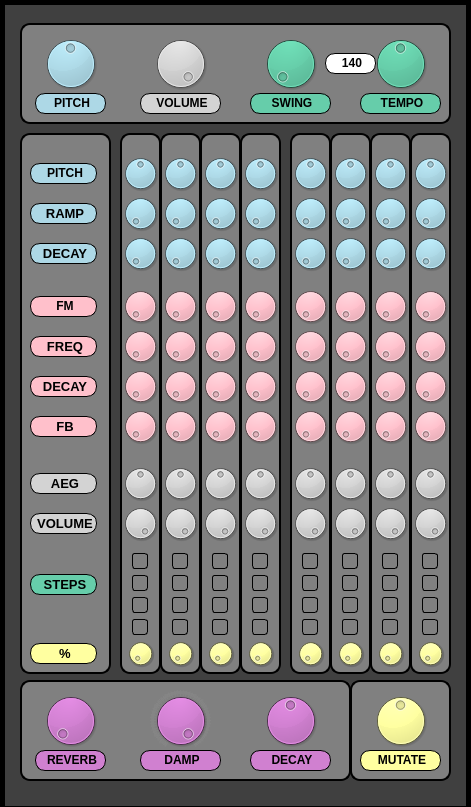
Old version of the form src/mega_fm_8step.ui in the repository theJSZ/FM-synthesis-drum-machine.
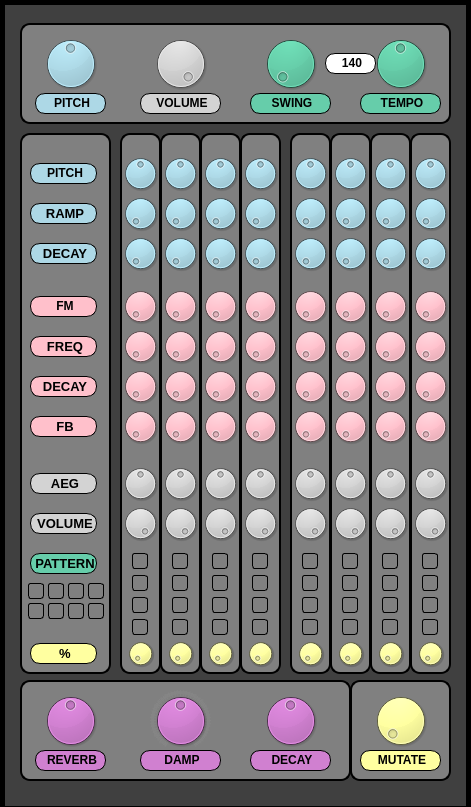
New version of the form.

What changed in the file:
```diff
--- a/src/mega_fm_8step.ui
+++ b/src/mega_fm_8step.ui
@@ -429,7 +429,7 @@
      <property name="geometry">
       <rect>
        <x>10</x>
-       <y>441</y>
+       <y>420</y>
        <width>67</width>
        <height>21</height>
       </rect>
@@ -438,7 +438,7 @@
       <string notr="true">border: 1px solid black; background-color:mediumaquamarine;</string>
      </property>
      <property name="text">
-      <string>&lt;html&gt;&lt;head/&gt;&lt;body&gt;&lt;p align=&quot;center&quot;&gt;&lt;span style=&quot; font-size:10pt; font-weight:600;&quot;&gt;STEPS&lt;/span&gt;&lt;/p&gt;&lt;/body&gt;&lt;/html&gt;</string>
+      <string>&lt;html&gt;&lt;head/&gt;&lt;body&gt;&lt;p align=&quot;center&quot;&gt;&lt;span style=&quot; font-size:10pt; font-weight:600;&quot;&gt;PATTERN&lt;/span&gt;&lt;/p&gt;&lt;/body&gt;&lt;/html&gt;</string>
      </property>
     </widget>
     <widget class="QLabel" name="label_random">
@@ -457,6 +457,134 @@
       <string>&lt;html&gt;&lt;head/&gt;&lt;body&gt;&lt;p align=&quot;center&quot;&gt;&lt;span style=&quot; font-size:10pt; font-weight:600;&quot;&gt;%&lt;/span&gt;&lt;/p&gt;&lt;/body&gt;&lt;/html&gt;</string>
      </property>
     </widget>
+    <widget class="QPushButton" name="btn_pattern_1">
+     <property name="geometry">
+      <rect>
+       <x>8</x>
+       <y>450</y>
+       <width>16</width>
+       <height>16</height>
+      </rect>
+     </property>
+     <property name="styleSheet">
+      <string notr="true">border-radius:3; border: 1px solid black;</string>
+     </property>
+     <property name="text">
+      <string/>
+     </property>
+    </widget>
+    <widget class="QPushButton" name="btn_pattern_2">
+     <property name="geometry">
+      <rect>
+       <x>28</x>
+       <y>450</y>
+       <width>16</width>
+       <height>16</height>
+      </rect>
+     </property>
+     <property name="styleSheet">
+      <string notr="true">border-radius:3; border: 1px solid black;</string>
+     </property>
+     <property name="text">
+      <string/>
+     </property>
+    </widget>
+    <widget class="QPushButton" name="btn_pattern_3">
+     <property name="geometry">
+      <rect>
+       <x>48</x>
+       <y>450</y>
+       <width>16</width>
+       <height>16</height>
+      </rect>
+     </property>
+     <property name="styleSheet">
+      <string notr="true">border-radius:3; border: 1px solid black;</string>
+     </property>
+     <property name="text">
+      <string/>
+     </property>
+    </widget>
+    <widget class="QPushButton" name="btn_pattern_4">
+     <property name="geometry">
+      <rect>
+       <x>68</x>
+       <y>450</y>
+       <width>16</width>
+       <height>16</height>
+      </rect>
+     </property>
+     <property name="styleSheet">
+      <string notr="true">border-radius:3; border: 1px solid black;</string>
+     </property>
+     <property name="text">
+      <string/>
+     </property>
+    </widget>
+    <widget class="QPushButton" name="btn_pattern_7">
+     <property name="geometry">
+      <rect>
+       <x>48</x>
+       <y>470</y>
+       <width>16</width>
+       <height>16</height>
+      </rect>
+     </property>
+     <property name="styleSheet">
+      <string notr="true">border-radius:3; border: 1px solid black;</string>
+     </property>
+     <property name="text">
+      <string/>
+     </property>
+    </widget>
+    <widget class="QPushButton" name="btn_pattern_6">
+     <property name="geometry">
+      <rect>
+       <x>28</x>
+       <y>470</y>
+       <width>16</width>
+       <height>16</height>
+      </rect>
+     </property>
+     <property name="styleSheet">
+      <string notr="true">border-radius:3; border: 1px solid black;</string>
+     </property>
+     <property name="text">
+      <string/>
+     </property>
+    </widget>
+    <widget class="QPushButton" name="btn_pattern_5">
+     <property name="geometry">
+      <rect>
+       <x>8</x>
+       <y>470</y>
+       <width>16</width>
+       <height>16</height>
+      </rect>
+     </property>
+     <property name="styleSheet">
+      <string notr="true">border-radius:3; border: 1px solid black;</string>
+     </property>
+     <property name="text">
+      <string/>
+     </property>
+    </widget>
+    <widget class="QPushButton" name="btn_pattern_8">
+     <property name="geometry">
+      <rect>
+       <x>68</x>
+       <y>470</y>
+       <width>16</width>
+       <height>16</height>
+      </rect>
+     </property>
+     <property name="styleSheet">
+      <string notr="true">border-radius:3; border: 1px solid black;</string>
+     </property>
+     <property name="text">
+      <string/>
+     </property>
+    </widget>
    </widget>
    <widget class="QGroupBox" name="groupBox_4">
     <property name="geometry">
@@ -2445,6 +2573,9 @@
       <property name="maximum">
        <number>1000</number>
       </property>
+      <property name="sliderPosition">
+       <number>500</number>
+      </property>
      </widget>
      <widget class="QDial" name="dial_master_reverb_damp">
       <property name="geometry">
@@ -2471,7 +2602,10 @@
        <number>1000</number>
       </property>
       <property name="value">
-       <number>1000</number>
+       <number>500</number>
+      </property>
+      <property name="sliderPosition">
+       <number>500</number>
       </property>
       <property name="invertedAppearance">
        <bool>false</bool>
@@ -2585,7 +2719,10 @@
        <number>1000</number>
       </property>
       <property name="value">
-       <number>500</number>
+       <number>0</number>
+      </property>
+      <property name="sliderPosition">
+       <number>0</number>
       </property>
      </widget>
      <widget class="QLabel" name="label_mutate">
```
Left out of the diff: 8 changed lines with no effect on the pictures.
